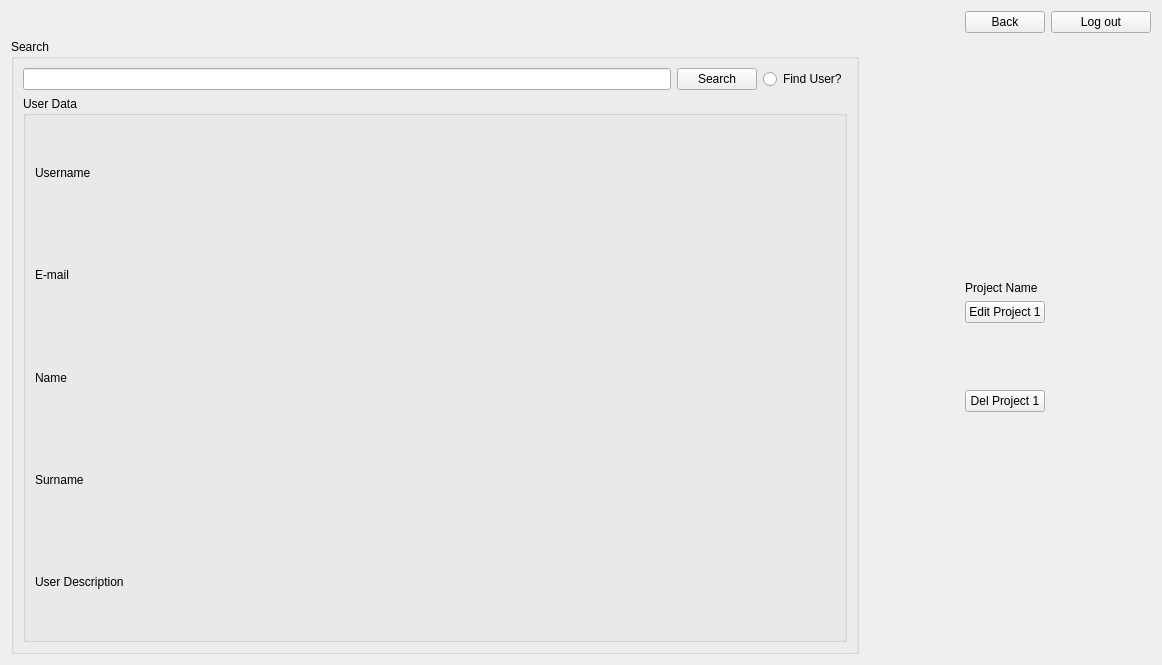
Qt form client/client/src/user_page.ui (v-mk-s/StartYourProject) before a commit.
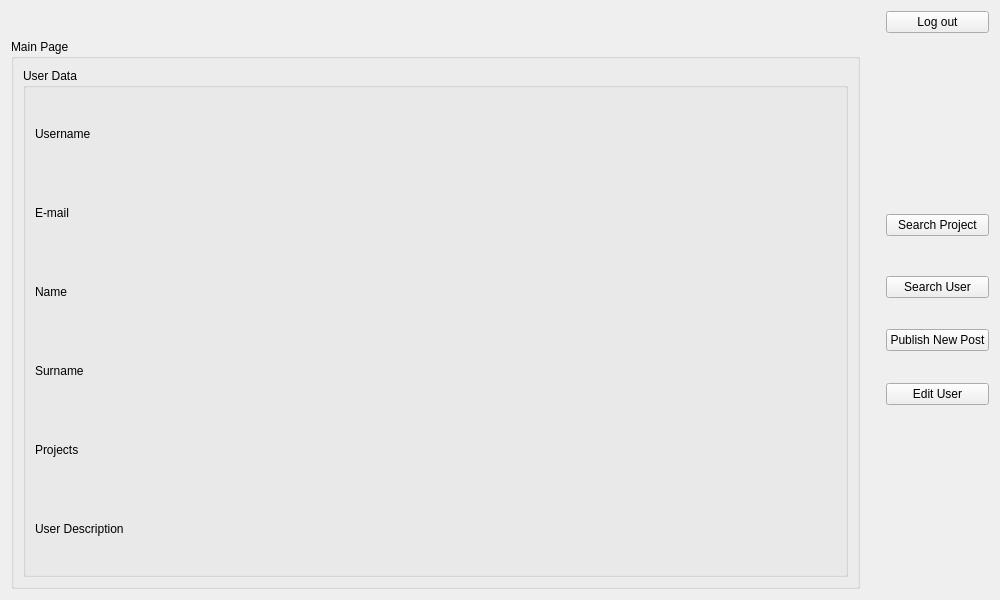
The same form after that commit.

```diff
--- a/client/client/src/user_page.ui
+++ b/client/client/src/user_page.ui
@@ -6,52 +6,82 @@
    <rect>
     <x>0</x>
     <y>0</y>
-    <width>1162</width>
-    <height>665</height>
+    <width>1000</width>
+    <height>600</height>
    </rect>
   </property>
   <property name="windowTitle">
    <string>Form</string>
   </property>
   <layout class="QGridLayout" name="gridLayout_2">
-   <item row="0" column="2">
-    <widget class="QPushButton" name="pushBackButton">
-     <property name="text">
-      <string>Back</string>
+   <item row="0" column="0">
+    <spacer name="horizontalSpacer_3">
+     <property name="orientation">
+      <enum>Qt::Horizontal</enum>
      </property>
-    </widget>
+     <property name="sizeHint" stdset="0">
+      <size>
+       <width>40</width>
+       <height>20</height>
+      </size>
+     </property>
+    </spacer>
    </item>
-   <item row="0" column="3">
-    <widget class="QPushButton" name="pushLogOutButton">
-     <property name="text">
-      <string>Log out</string>
+   <item row="9" column="2">
+    <spacer name="verticalSpacer_9">
+     <property name="orientation">
+      <enum>Qt::Vertical</enum>
      </property>
-    </widget>
+     <property name="sizeType">
+      <enum>QSizePolicy::Fixed</enum>
+     </property>
+     <property name="sizeHint" stdset="0">
+      <size>
+       <width>20</width>
+       <height>48</height>
+      </size>
+     </property>
+    </spacer>
    </item>
-   <item row="1" column="0" rowspan="12">
+   <item row="4" column="2">
+    <spacer name="verticalSpacer_2">
+     <property name="orientation">
+      <enum>Qt::Vertical</enum>
+     </property>
+     <property name="sizeType">
+      <enum>QSizePolicy::Fixed</enum>
+     </property>
+     <property name="sizeHint" stdset="0">
+      <size>
+       <width>20</width>
+       <height>40</height>
+      </size>
+     </property>
+    </spacer>
+   </item>
+   <item row="8" column="2">
+    <spacer name="verticalSpacer_4">
+     <property name="orientation">
+      <enum>Qt::Vertical</enum>
+     </property>
+     <property name="sizeType">
+      <enum>QSizePolicy::Fixed</enum>
+     </property>
+     <property name="sizeHint" stdset="0">
+      <size>
+       <width>20</width>
+       <height>47</height>
+      </size>
+     </property>
+    </spacer>
+   </item>
+   <item row="2" column="0" rowspan="11" colspan="2">
     <widget class="QGroupBox" name="groupBox">
      <property name="title">
-      <string>Search</string>
+      <string>Main Page</string>
      </property>
      <layout class="QGridLayout" name="gridLayout">
-      <item row="0" column="0">
-       <widget class="QLineEdit" name="le_search"/>
-      </item>
-      <item row="0" column="1">
-       <widget class="QPushButton" name="pushSearchButton">
-        <property name="text">
-         <string>Search</string>
-        </property>
-       </widget>
-      </item>
-      <item row="0" column="2">
-       <widget class="QRadioButton" name="radioButton">
-        <property name="text">
-         <string>Find User?</string>
-        </property>
-       </widget>
-      </item>
-      <item row="3" column="0" colspan="3">
+      <item row="2" column="0" colspan="3">
        <widget class="QGroupBox" name="groupBox_2">
         <property name="title">
          <string>User Data</string>
@@ -85,6 +115,13 @@
            </property>
           </widget>
          </item>
+         <item>
+          <widget class="QLabel" name="l_projects">
+           <property name="text">
+            <string>Projects</string>
+           </property>
+          </widget>
+         </item>
          <item>
           <widget class="QLabel" name="l_user_description">
            <property name="text">
@@ -98,141 +135,13 @@
      </layout>
     </widget>
    </item>
-   <item row="1" column="2">
-    <spacer name="verticalSpacer_3">
-     <property name="orientation">
-      <enum>Qt::Vertical</enum>
-     </property>
-     <property name="sizeHint" stdset="0">
-      <size>
-       <width>20</width>
-       <height>47</height>
-      </size>
-     </property>
-    </spacer>
-   </item>
-   <item row="2" column="2">
-    <spacer name="verticalSpacer_5">
-     <property name="orientation">
-      <enum>Qt::Vertical</enum>
-     </property>
-     <property name="sizeHint" stdset="0">
-      <size>
-       <width>20</width>
-       <height>47</height>
-      </size>
-     </property>
-    </spacer>
-   </item>
-   <item row="3" column="2">
-    <spacer name="verticalSpacer_8">
-     <property name="orientation">
-      <enum>Qt::Vertical</enum>
-     </property>
-     <property name="sizeHint" stdset="0">
-      <size>
-       <width>20</width>
-       <height>48</height>
-      </size>
-     </property>
-    </spacer>
-   </item>
-   <item row="4" column="2">
-    <spacer name="verticalSpacer_6">
-     <property name="orientation">
-      <enum>Qt::Vertical</enum>
-     </property>
-     <property name="sizeHint" stdset="0">
-      <size>
-       <width>20</width>
-       <height>47</height>
-      </size>
-     </property>
-    </spacer>
-   </item>
-   <item row="5" column="2">
-    <widget class="QLabel" name="l_project_name">
-     <property name="text">
-      <string>Project Name</string>
-     </property>
-    </widget>
-   </item>
-   <item row="6" column="1">
-    <spacer name="horizontalSpacer_3">
-     <property name="orientation">
-      <enum>Qt::Horizontal</enum>
-     </property>
-     <property name="sizeType">
-      <enum>QSizePolicy::Fixed</enum>
-     </property>
-     <property name="sizeHint" stdset="0">
-      <size>
-       <width>100</width>
-       <height>20</height>
-      </size>
-     </property>
-    </spacer>
-   </item>
-   <item row="6" column="2">
-    <widget class="QPushButton" name="pushRequestToProjectButton">
-     <property name="text">
-      <string>Edit Project 1</string>
-     </property>
-    </widget>
-   </item>
-   <item row="6" column="3">
-    <spacer name="horizontalSpacer_2">
-     <property name="orientation">
-      <enum>Qt::Horizontal</enum>
-     </property>
-     <property name="sizeType">
-      <enum>QSizePolicy::Fixed</enum>
-     </property>
-     <property name="sizeHint" stdset="0">
-      <size>
-       <width>100</width>
-       <height>20</height>
-      </size>
-     </property>
-    </spacer>
-   </item>
    <item row="7" column="2">
-    <spacer name="verticalSpacer_2">
+    <spacer name="verticalSpacer_8">
      <property name="orientation">
       <enum>Qt::Vertical</enum>
      </property>
-     <property name="sizeHint" stdset="0">
-      <size>
-       <width>20</width>
-       <height>47</height>
-      </size>
-     </property>
-    </spacer>
-   </item>
-   <item row="8" column="2">
-    <widget class="QPushButton" name="pushProject1DelButton">
-     <property name="text">
-      <string>Del Project 1</string>
-     </property>
-    </widget>
-   </item>
-   <item row="9" column="2">
-    <spacer name="verticalSpacer_4">
-     <property name="orientation">
-      <enum>Qt::Vertical</enum>
-     </property>
-     <property name="sizeHint" stdset="0">
-      <size>
-       <width>20</width>
-       <height>47</height>
-      </size>
-     </property>
-    </spacer>
-   </item>
-   <item row="10" column="2">
-    <spacer name="verticalSpacer_9">
-     <property name="orientation">
-      <enum>Qt::Vertical</enum>
+     <property name="sizeType">
+      <enum>QSizePolicy::Fixed</enum>
      </property>
      <property name="sizeHint" stdset="0">
       <size>
@@ -243,19 +152,6 @@
     </spacer>
    </item>
    <item row="11" column="2">
-    <spacer name="verticalSpacer_7">
-     <property name="orientation">
-      <enum>Qt::Vertical</enum>
-     </property>
-     <property name="sizeHint" stdset="0">
-      <size>
-       <width>20</width>
-       <height>47</height>
-      </size>
-     </property>
-    </spacer>
-   </item>
-   <item row="12" column="2">
     <spacer name="verticalSpacer">
      <property name="orientation">
       <enum>Qt::Vertical</enum>
@@ -268,6 +164,54 @@
      </property>
     </spacer>
    </item>
+   <item row="9" column="3">
+    <widget class="QPushButton" name="pushUserEditButton">
+     <property name="text">
+      <string>Edit User</string>
+     </property>
+    </widget>
+   </item>
+   <item row="3" column="2">
+    <spacer name="verticalSpacer_3">
+     <property name="orientation">
+      <enum>Qt::Vertical</enum>
+     </property>
+     <property name="sizeHint" stdset="0">
+      <size>
+       <width>20</width>
+       <height>47</height>
+      </size>
+     </property>
+    </spacer>
+   </item>
+   <item row="4" column="3">
+    <widget class="QPushButton" name="pushSearchProjectButton">
+     <property name="text">
+      <string>Search Project</string>
+     </property>
+    </widget>
+   </item>
+   <item row="8" column="3">
+    <widget class="QPushButton" name="pushPublishPostButton">
+     <property name="text">
+      <string>Publish New Post</string>
+     </property>
+    </widget>
+   </item>
+   <item row="7" column="3">
+    <widget class="QPushButton" name="pushSearchUserButton">
+     <property name="text">
+      <string>Search User</string>
+     </property>
+    </widget>
+   </item>
+   <item row="0" column="3">
+    <widget class="QPushButton" name="pushLogOutButton">
+     <property name="text">
+      <string>Log out</string>
+     </property>
+    </widget>
+   </item>
   </layout>
  </widget>
  <resources/>
```
